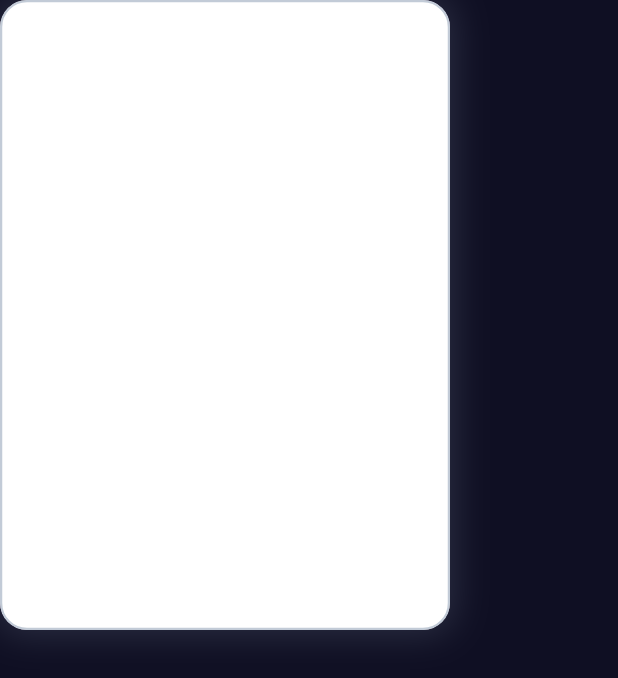
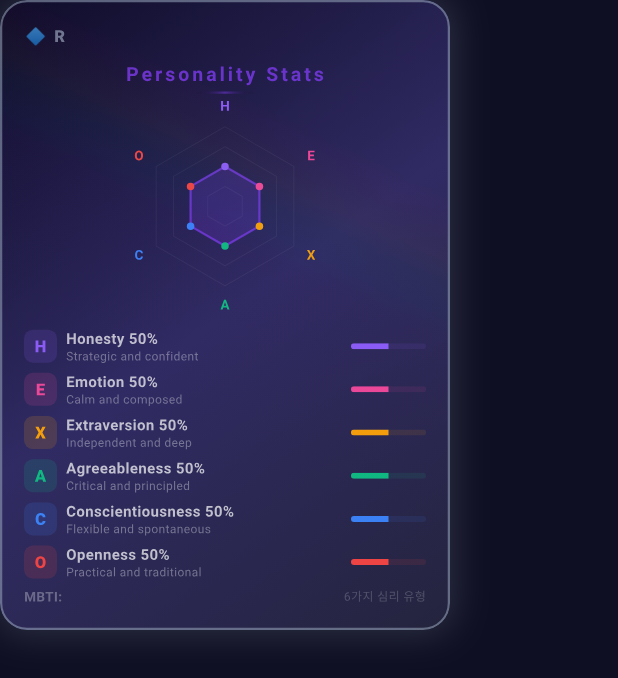
Before and after one commit to U2SY26/Hexacotest, a Flutter app: the HologramCard widget shown alone on an empty page, opened directly with empty values, after a tap on an icon or button, on a phone screen of 412 x 824 dp. Shown: the top 678 px of the screen. Run offline on Flutter 3.47's test engine with Material 3 defaults, Android fonts, the phone set to English and light mode, and no system bars; our stand-ins replace firebase_ai, firebase_analytics, firebase_core, firebase_remote_config, google_mobile_ads, package_info_plus and 3 more; accounts and stored records are empty; network calls fail; project files that could hold a hidden picture were left out.

Commit message:
fix: AdSense low-quality site improvements + mobile v1.0.37+40
Web:
- Intro video plays only on first visit (localStorage flag), not every visit
- Skip button shown immediately (was 2s delay) with bilingual text
- Footer: added contact email (contact@u2dia.com) for site trustworthiness
- Test completion ad wait reduced from 5s to 3s

Mobile (v1.0.37+40):
- Hologram card: fix white rendering (remove ShaderMask, use gradient overlay)
- Hologram card: 360-degree unlimited rotation + pinch-to-zoom
- Play Store URL: fix wrong package ID (com.hexaco.hexaco_mobile)

Co-Authored-By: Claude Opus 4.6 <noreply@anthropic.com>

```diff
--- a/hexaco_mobile/lib/services/version_check_service.dart
+++ b/hexaco_mobile/lib/services/version_check_service.dart
@@ -4,7 +4,7 @@ import 'package:url_launcher/url_launcher.dart';
 import 'package:package_info_plus/package_info_plus.dart';
 
 class VersionCheckService {
-  static const String _playStoreUrl = 'https://play.google.com/store/apps/details?id=com.hexaco.mobile';
+  static const String _playStoreUrl = 'https://play.google.com/store/apps/details?id=com.hexaco.hexaco_mobile';
 
   // Remote Config 키
   static const String _keyLatestVersion = 'latest_version';
--- a/hexaco_mobile/lib/widgets/hologram_card.dart
+++ b/hexaco_mobile/lib/widgets/hologram_card.dart
@@ -55,6 +55,8 @@ class HologramCard extends StatefulWidget {
 class _HologramCardState extends State<HologramCard> with TickerProviderStateMixin {
   double _rotateX = 0;
   double _rotateY = 0;
+  double _scale = 1.0;
+  double _baseScale = 1.0;
   bool _isFlipped = false;
   late AnimationController _flipController;
   late AnimationController _shimmerController;
@@ -82,17 +84,18 @@ class _HologramCardState extends State<HologramCard> with TickerProviderStateMix
     super.dispose();
   }
 
-  void _onPanUpdate(DragUpdateDetails details) {
-    setState(() {
-      _rotateY += details.delta.dx * 0.5;
-      _rotateX -= details.delta.dy * 0.5;
-      _rotateX = _rotateX.clamp(-25.0, 25.0);
-      _rotateY = _rotateY.clamp(-25.0, 25.0);
-    });
+  void _onScaleStart(ScaleStartDetails details) {
+    _baseScale = _scale;
   }
 
-  void _onPanEnd(DragEndDetails details) {
-    setState(() { _rotateX = 0; _rotateY = 0; });
+  void _onScaleUpdate(ScaleUpdateDetails details) {
+    setState(() {
+      // 360도 무제한 회전
+      _rotateY += details.focalPointDelta.dx * 0.5;
+      _rotateX -= details.focalPointDelta.dy * 0.5;
+      // 핀치 줌
+      _scale = (_baseScale * details.scale).clamp(0.5, 3.0);
+    });
   }
 
   void _onTap() {
@@ -107,8 +110,8 @@ class _HologramCardState extends State<HologramCard> with TickerProviderStateMix
     final isLegend = widget.card.rarity == CardRarity.legend;
 
     return GestureDetector(
-      onPanUpdate: _onPanUpdate,
-      onPanEnd: _onPanEnd,
+      onScaleStart: _onScaleStart,
+      onScaleUpdate: _onScaleUpdate,
       onTap: _onTap,
       child: AnimatedBuilder(
         animation: Listenable.merge([_flipController, _shimmerController, _pulseController, _particleController, _holoController]),
@@ -121,6 +124,7 @@ class _HologramCardState extends State<HologramCard> with TickerProviderStateMix
             alignment: Alignment.center,
             transform: Matrix4.identity()
               ..setEntry(3, 2, 0.001)
+              ..scale(_scale, _scale, _scale)
               ..rotateX(_rotateX * pi / 180)
               ..rotateY((_rotateY * pi / 180) + flipAngle),
             child: Container(
@@ -157,18 +161,22 @@ class _HologramCardState extends State<HologramCard> with TickerProviderStateMix
                   children: [
                     // Card face
                     if (isFront)
-                      _PremiumCardFront(
+                      Positioned.fill(
+                        child: _PremiumCardFront(
                           card: widget.card,
                           isKo: widget.isKo,
                           shimmerValue: _shimmerController.value,
                           pulseValue: _pulseController.value,
                           holoValue: _holoController.value,
+                        ),
                       )
                     else
-                      Transform(
+                      Positioned.fill(
+                        child: Transform(
                           alignment: Alignment.center,
                           transform: Matrix4.identity()..rotateY(pi),
                           child: _CardBack(card: widget.card, isKo: widget.isKo),
+                        ),
                       ),
 
                     // Hologram sticker film (multi-layer)
@@ -638,27 +646,29 @@ class _HologramStickerOverlay extends StatelessWidget {
       CardRarity.r => 0.03,
     };
 
-    // Light source position based on tilt
-    final lightX = 0.5 + rotateY / 50;
-    final lightY = 0.5 - rotateX / 50;
+    // Light source position based on tilt (offset from diagonal to avoid degenerate gradient)
+    final lightX = 0.3 + rotateY / 50;
+    final lightY = 0.2 - rotateX / 50;
 
     return Positioned.fill(
       child: Stack(
         children: [
-          // Layer 1: Primary rainbow sweep
-          ShaderMask(
-            shaderCallback: (bounds) {
-              return LinearGradient(
+          // Layer 1: Primary rainbow sweep (Container gradient — no ShaderMask white issue)
+          Positioned.fill(
+            child: IgnorePointer(
+              child: Container(
+                decoration: BoxDecoration(
+                  gradient: LinearGradient(
                     begin: Alignment(lightX * 2 - 1, lightY * 2 - 1),
                     end: Alignment(-lightX * 2 + 1, -lightY * 2 + 1),
                     colors: [
                       Colors.transparent,
-                  const Color(0xFFFF1493).withValues(alpha: intensity * 0.5),
-                  const Color(0xFFFF6B00).withValues(alpha: intensity * 0.7),
-                  const Color(0xFFFFD700).withValues(alpha: intensity * 0.8),
-                  const Color(0xFF00FF88).withValues(alpha: intensity * 0.7),
-                  const Color(0xFF00BFFF).withValues(alpha: intensity * 0.6),
-                  const Color(0xFF8A2BE2).withValues(alpha: intensity * 0.5),
+                      Color(0xFFFF1493).withValues(alpha: intensity * 0.5),
+                      Color(0xFFFF6B00).withValues(alpha: intensity * 0.7),
+                      Color(0xFFFFD700).withValues(alpha: intensity * 0.8),
+                      Color(0xFF00FF88).withValues(alpha: intensity * 0.7),
+                      Color(0xFF00BFFF).withValues(alpha: intensity * 0.6),
+                      Color(0xFF8A2BE2).withValues(alpha: intensity * 0.5),
                       Colors.transparent,
                     ],
                     stops: [
@@ -671,19 +681,21 @@ class _HologramStickerOverlay extends StatelessWidget {
                       (shimmerValue * 0.7 + 0.30).clamp(0.0, 0.90),
                       1.0,
                     ],
-              ).createShader(bounds);
-            },
-            blendMode: BlendMode.srcATop,
-            child: Container(color: Colors.white),
+                  ),
+                ),
+              ),
+            ),
           ),
 
           // Layer 2: Secondary prismatic refraction (offset and time-shifted)
           if (rarity != CardRarity.r)
-            Opacity(
+            Positioned.fill(
+              child: IgnorePointer(
+                child: Opacity(
                   opacity: intensity * 2,
-              child: ShaderMask(
-                shaderCallback: (bounds) {
-                  return LinearGradient(
+                  child: Container(
+                    decoration: BoxDecoration(
+                      gradient: LinearGradient(
                         begin: Alignment(-lightY * 2 + 1, lightX * 2 - 1),
                         end: Alignment(lightY * 2 - 1, -lightX * 2 + 1),
                         colors: [
@@ -700,10 +712,10 @@ class _HologramStickerOverlay extends StatelessWidget {
                           (holoValue * 0.5 + 0.3).clamp(0.0, 0.8),
                           1.0,
                         ],
-                  ).createShader(bounds);
-                },
-                blendMode: BlendMode.srcATop,
-                child: Container(color: Colors.white),
+                      ),
+                    ),
+                  ),
+                ),
               ),
             ),
 
--- a/hexaco_mobile/pubspec.yaml
+++ b/hexaco_mobile/pubspec.yaml
@@ -16,7 +16,7 @@ publish_to: 'none' # Remove this line if you wish to publish to pub.dev
 # https://developer.apple.com/library/archive/documentation/General/Reference/InfoPlistKeyReference/Articles/CoreFoundationKeys.html
 # In Windows, build-name is used as the major, minor, and patch parts
 # of the product and file versions while build-number is used as the build suffix.
-version: 1.0.35+38
+version: 1.0.37+40
 
 environment:
   sdk: ^3.9.2
```
Also changed, not shown: 4 other files. Lines whose indentation alone changed are shown as unchanged.
